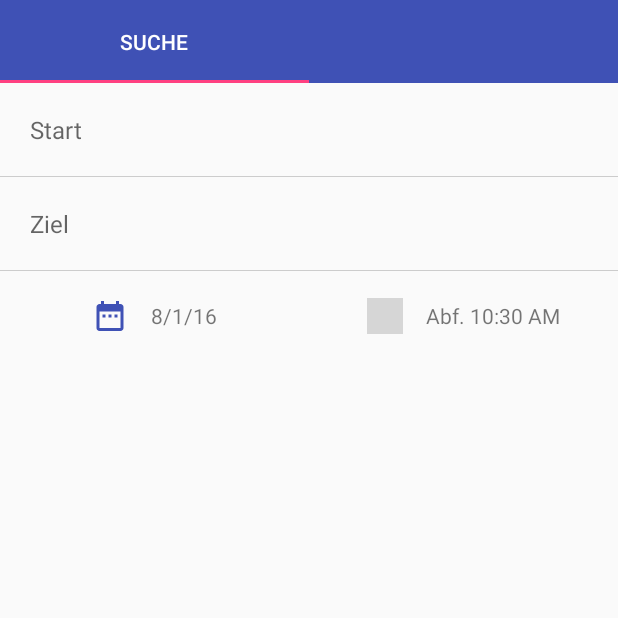
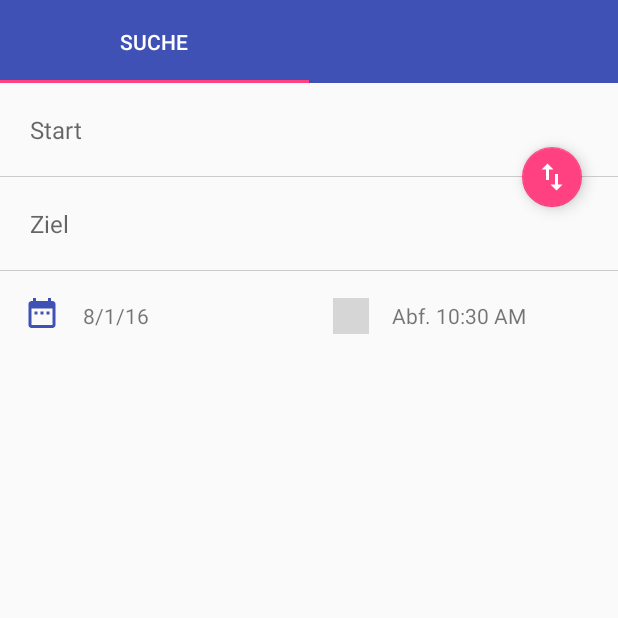
Before and after one commit to Schischeck/motisTraffic-Day-CSA, an Android app: the screen it shows after launch (MainActivity), on a phone screen of 412 x 824 dp, the top half of it. Run offline under Robolectric (Android 15) with nearby library versions, the phone set to English and light mode, and no system bars; our stand-ins replace ButterKnife; libraries missing offline, so code that uses them is left out: com.neovisionaries.ws; 5 statements that could not run were skipped; grey boxes are pictures that could not be loaded.

Commit message:
switch stations button, layout

```diff
--- a/app/src/main/java/de/motis_project/app/MainActivity.java
+++ b/app/src/main/java/de/motis_project/app/MainActivity.java
@@ -1,6 +1,5 @@
 package de.motis_project.app;
 
-import android.net.Uri;
 import android.os.Bundle;
 import android.support.annotation.StringRes;
 import android.support.design.widget.TabLayout;
@@ -11,7 +10,7 @@ import android.widget.Toast;
 import butterknife.BindView;
 import butterknife.ButterKnife;
 
-public class MainActivity extends FragmentActivity implements QueryFragment.OnFragmentInteractionListener {
+public class MainActivity extends FragmentActivity {
     void showToast(@StringRes final int text) {
         Toast toast = Toast.makeText(getApplicationContext(), getResources().getResourceName(text), Toast.LENGTH_SHORT);
         toast.show();
@@ -33,8 +32,4 @@ public class MainActivity extends FragmentActivity implements QueryFragment.OnFr
         tabLayout.setupWithViewPager(viewPager);
     }
 
-    @Override
-    public void onFragmentInteraction(Uri uri) {
-
-    }
 }
--- /dev/null
+++ b/app/src/main/res/drawable/ic_swap_vert_black_24dp.xml
@@ -0,0 +1,9 @@
+<vector xmlns:android="http://schemas.android.com/apk/res/android"
+        android:width="24dp"
+        android:height="24dp"
+        android:viewportWidth="24.0"
+        android:viewportHeight="24.0">
+    <path
+        android:fillColor="#FF000000"
+        android:pathData="M16,17.01V10h-2v7.01h-3L15,21l4,-3.99h-3zM9,3L5,6.99h3V14h2V6.99h3L9,3z"/>
+</vector>
--- a/app/src/main/res/layout/activity_main.xml
+++ b/app/src/main/res/layout/activity_main.xml
@@ -8,20 +8,20 @@
 
     <android.support.design.widget.TabLayout
         android:id="@+id/tabLayout"
+        style="@style/TabLayoutStyle"
         android:layout_width="match_parent"
-        android:layout_height="55dp"
-        style="@style/TabLayoutStyle"/>
+        android:layout_height="55dp" />
 
     <android.support.v4.view.ViewPager
         android:id="@+id/viewPager"
         android:layout_width="match_parent"
-        android:layout_height="match_parent"/>
-
-    <fragment android:name="de.motis_project.app.QueryFragment"
-        android:id="@+id/query"
-        android:layout_weight="1"
-        android:layout_width="match_parent"
         android:layout_height="match_parent" />
 
+    <fragment
+        android:id="@+id/query"
+        android:name="de.motis_project.app.QueryFragment"
+        android:layout_width="match_parent"
+        android:layout_height="0dp"
+        android:layout_weight="1" />
 
 </LinearLayout>
--- a/app/src/main/res/layout/activity_search.xml
+++ b/app/src/main/res/layout/activity_search.xml
@@ -33,7 +33,7 @@
 
             <EditText
                 android:id="@+id/searchInput"
-                android:layout_width="wrap_content"
+                android:layout_width="0dp"
                 android:layout_height="27dp"
                 android:layout_weight="1.00"
                 android:background="@android:color/transparent"
--- a/app/src/main/res/layout/fragment_query.xml
+++ b/app/src/main/res/layout/fragment_query.xml
@@ -1,4 +1,5 @@
 <LinearLayout xmlns:android="http://schemas.android.com/apk/res/android"
+    xmlns:app="http://schemas.android.com/apk/res-auto"
     xmlns:tools="http://schemas.android.com/tools"
     android:layout_width="match_parent"
     android:layout_height="match_parent"
@@ -6,17 +7,28 @@
     android:orientation="vertical"
     tools:context="de.motis_project.app.QueryFragment">
 
+    <android.support.design.widget.CoordinatorLayout
+        android:layout_width="match_parent"
+        android:layout_height="wrap_content">
+
+        <LinearLayout
+            android:layout_width="match_parent"
+            android:layout_height="wrap_content"
+            android:orientation="vertical">
+
             <EditText
                 android:id="@+id/start_input"
                 style="@style/FullWidthEditText"
                 android:layout_width="match_parent"
                 android:layout_height="wrap_content"
+                android:layout_marginRight="30dp"
                 android:cursorVisible="false"
+                android:editable="false"
+                android:ellipsize="end"
                 android:hint="Start"
                 android:maxLines="1"
                 android:singleLine="true"
-        android:editable="false"
-        android:ellipsize="end"/>
+                tools:ignore="Deprecated" />
 
             <View
                 android:layout_width="match_parent"
@@ -28,20 +40,36 @@
                 style="@style/FullWidthEditText"
                 android:layout_width="match_parent"
                 android:layout_height="wrap_content"
+                android:layout_marginRight="30dp"
                 android:cursorVisible="false"
+                android:editable="false"
                 android:hint="Ziel"
                 android:maxLines="1"
                 android:singleLine="true"
-        android:editable="false"/>
+                tools:ignore="Deprecated" />
 
             <View
                 android:layout_width="match_parent"
                 android:layout_height="0.5dp"
                 android:background="@color/grey_200" />
+        </LinearLayout>
+
+        <android.support.design.widget.FloatingActionButton
+            android:id="@+id/switch_stations_btn"
+            android:layout_width="wrap_content"
+            android:layout_height="wrap_content"
+            android:layout_gravity="center|right"
+            android:layout_margin="24dp"
+            android:src="@drawable/ic_swap_vert_black_24dp"
+            android:tint="@android:color/white"
+            app:fabSize="mini" />
+
+    </android.support.design.widget.CoordinatorLayout>
 
     <LinearLayout
         android:layout_width="match_parent"
         android:layout_height="60dp"
+        android:baselineAligned="false"
         android:orientation="horizontal"
         android:weightSum="1">
 
@@ -49,20 +77,20 @@
             android:id="@+id/date_select"
             android:layout_width="match_parent"
             android:layout_height="match_parent"
+            android:layout_weight="0.5"
+            android:background="?attr/selectableItemBackgroundBorderless"
             android:clickable="true"
-            android:background="?attr/selectableItemBackgroundBorderless"
-            android:paddingTop="@dimen/activity_vertical_margin"
+            android:gravity="center|left"
             android:paddingBottom="@dimen/activity_vertical_margin"
             android:paddingLeft="@dimen/activity_horizontal_margin"
             android:paddingRight="@dimen/activity_horizontal_margin"
-            android:layout_weight="0.5"
-            android:weightSum="1"
-            android:gravity="center">
+            android:paddingTop="@dimen/activity_vertical_margin"
+            android:weightSum="1">
 
             <ImageView
                 android:layout_width="24dp"
                 android:layout_height="24dp"
-                android:layout_gravity="center"
+                android:layout_gravity="left"
                 android:scaleType="fitXY"
                 android:src="@drawable/ic_date_range_black_24dp"
                 android:tint="@color/colorPrimary" />
@@ -72,9 +100,9 @@
                 android:layout_width="wrap_content"
                 android:layout_height="match_parent"
                 android:layout_gravity="center"
+                android:freezesText="true"
                 android:gravity="center_vertical"
-                android:paddingLeft="15dp"
-                android:freezesText="true"/>
+                android:paddingLeft="15dp" />
 
         </LinearLayout>
 
@@ -82,14 +110,14 @@
             android:id="@+id/time_select"
             android:layout_width="match_parent"
             android:layout_height="match_parent"
+            android:layout_weight="0.5"
             android:background="?attr/selectableItemBackgroundBorderless"
             android:clickable="true"
-            android:paddingTop="@dimen/activity_vertical_margin"
+            android:gravity="left|center"
             android:paddingBottom="@dimen/activity_vertical_margin"
             android:paddingLeft="@dimen/activity_horizontal_margin"
             android:paddingRight="@dimen/activity_horizontal_margin"
-            android:layout_weight="0.5"
-            android:gravity="center">
+            android:paddingTop="@dimen/activity_vertical_margin">
 
             <ImageView
                 android:layout_width="24dp"
@@ -104,9 +132,9 @@
                 android:layout_width="wrap_content"
                 android:layout_height="match_parent"
                 android:layout_gravity="center"
+                android:freezesText="true"
                 android:gravity="center_vertical"
-                android:paddingLeft="15dp"
-                android:freezesText="true"/>
+                android:paddingLeft="15dp" />
 
         </LinearLayout>
 
--- a/app/src/main/res/values/styles.xml
+++ b/app/src/main/res/values/styles.xml
@@ -1,17 +1,11 @@
 <resources>
 
     <!-- Base application theme. -->
-    <style name="AppTheme" parent="@style/Theme.AppCompat.Light">
-        <!-- Customize your theme here. -->
+    <style name="AppTheme" parent="@style/Theme.AppCompat.Light.NoActionBar">
         <item name="colorPrimary">@color/colorPrimary</item>
         <item name="colorPrimaryDark">@color/colorPrimaryDark</item>
         <item name="colorAccent">@color/colorAccent</item>
         <item name="alertDialogTheme">@style/AlertDialogCustom</item>
-    </style>
-
-    <style name="SearchViewTheme" >
-        <item name="colorControlActivated">@color/colorAccent</item>
-        <item name="colorControlNormal">@color/colorPrimaryDark</item>
     </style>
 
     <style name="TabLayoutStyle" parent="Widget.Design.TabLayout">
```
Also changed, not shown: app/src/main/java/de/motis_project/app/QueryFragment.java (+12 -45 lines), app/src/main/java/de/motis_project/app/TimePickerDialogFragment.java (+3 -4 lines), app/src/main/res/mipmap-hdpi/ic_launcher.png (deleted), app/src/main/res/mipmap-mdpi/ic_launcher.png (deleted), app/src/main/res/mipmap-xhdpi/ic_launcher.png (deleted), app/src/main/res/mipmap-xxhdpi/ic_launcher.png (deleted), app/src/main/res/mipmap-xxxhdpi/ic_launcher.png (deleted). Lines whose indentation alone changed are shown as unchanged.
